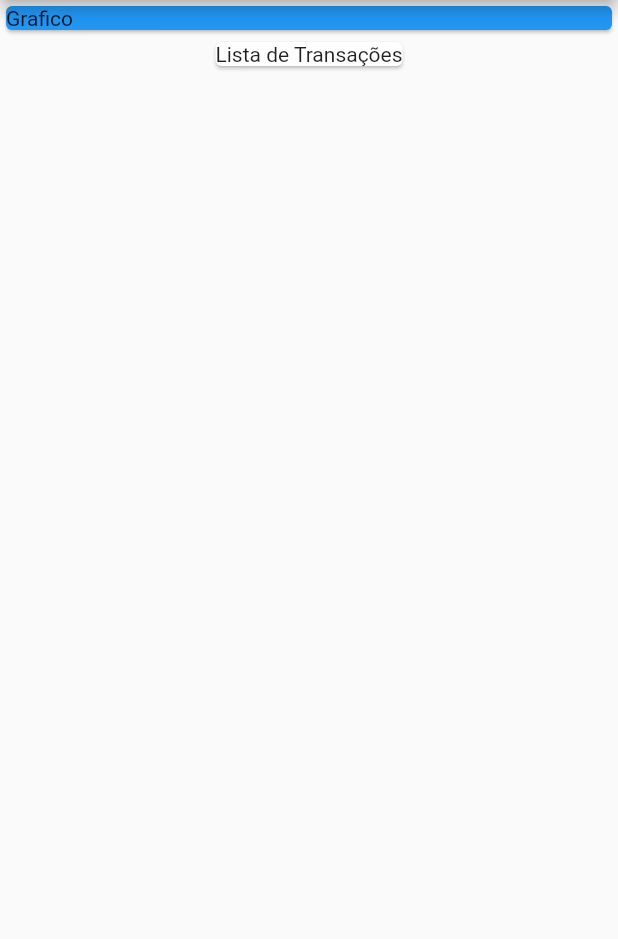
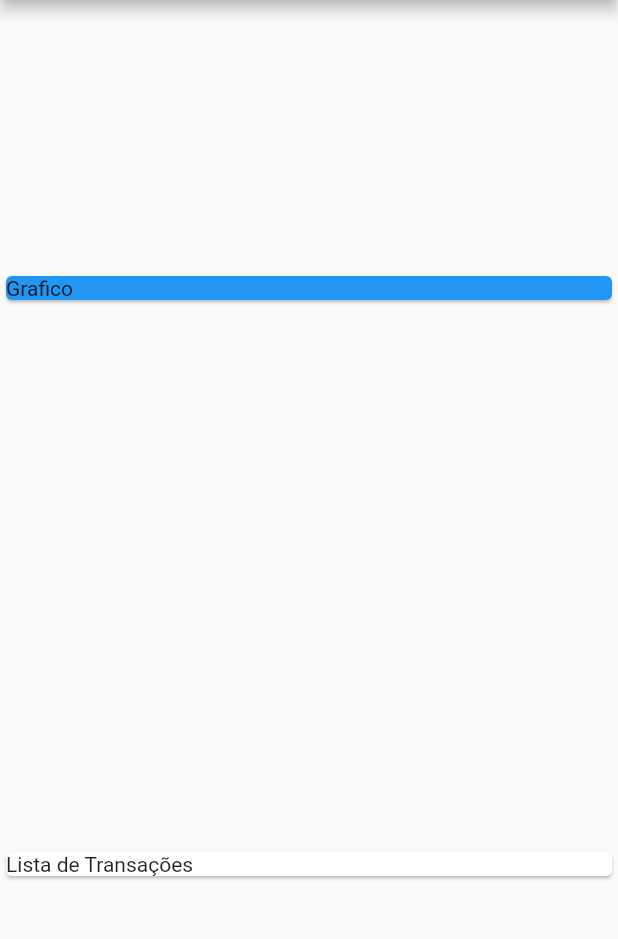
Before and after one commit to DaniloSacramento/Despesas-Pessoais-App, a Flutter app: the screen it shows after launch, on a phone screen of 412 x 824 dp, the part 84-1023 px from its top. Run offline on Flutter 3.47's test engine with Material 2 defaults, Android fonts, the phone set to English and light mode, and no system bars.

```diff
--- a/expenses/lib/main.dart
+++ b/expenses/lib/main.dart
@@ -1,3 +1,4 @@
+import 'package:expenses/models/transaction.dart';
 import 'package:flutter/src/widgets/container.dart';
 import 'package:flutter/src/widgets/framework.dart';
 import 'package:flutter/material.dart';
@@ -15,8 +16,21 @@ class ExpensesApp extends StatelessWidget {
 }
 
 class MyHomePage extends StatelessWidget {
-  const MyHomePage({super.key});
 
+  final _transactions = [
+    Transaction(
+      id: "t1",
+      title: "Novo Tênis de Corrida",
+      value: 310.77,
+      date: DateTime.now(),
+    ),
+    Transaction(
+      id: "t2",
+      title: "Conta de Luz",
+      value: 120.88,
+      date: DateTime.now(),
+    )
+  ];
   @override
   Widget build(BuildContext context) {
     return Scaffold(
@@ -24,7 +38,8 @@ class MyHomePage extends StatelessWidget {
         title: Text("Despesas Pessoais"),
       ),
       body: Column(
-        crossAxisAlignment: CrossAxisAlignment.center,
+        mainAxisAlignment: MainAxisAlignment.spaceAround,
+        crossAxisAlignment: CrossAxisAlignment.stretch,
         children: <Widget> [
           Container(
             width: double.infinity,
--- /dev/null
+++ b/expenses/lib/models/transaction.dart
@@ -0,0 +1,13 @@
+class Transaction{
+  final String ? id;
+  final String ?  title;
+  final double  ? value;
+  final DateTime?  date;
+
+  Transaction({
+    this.id,
+    this.title,
+    this.value,
+    this.date
+  });
+}
```
